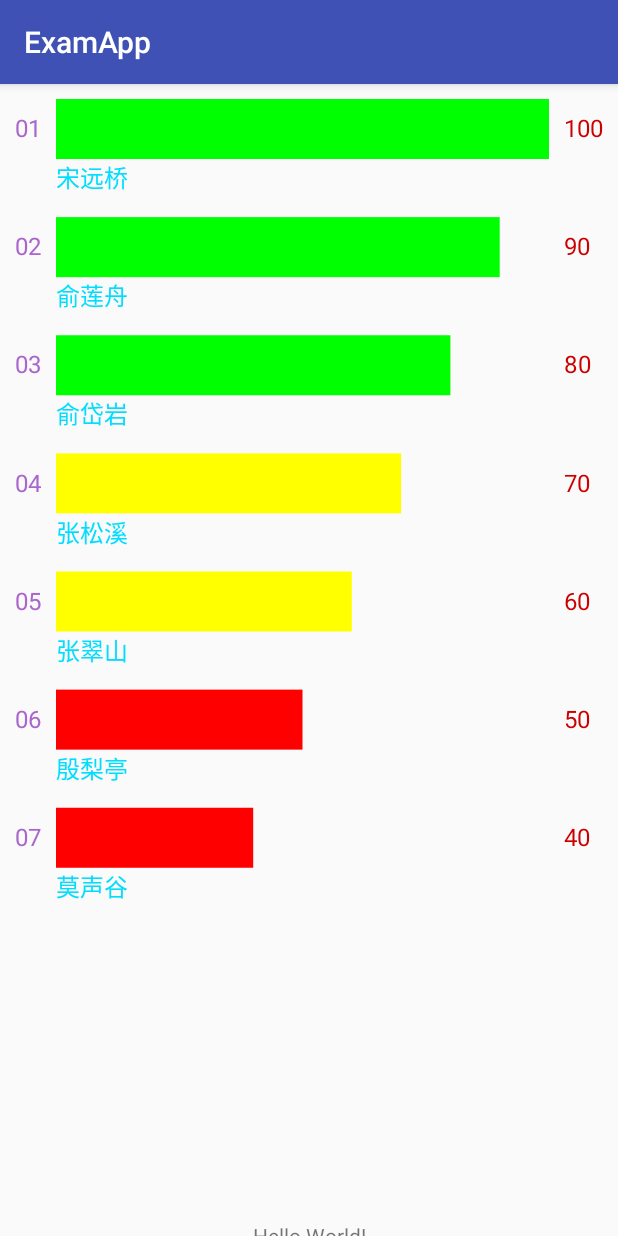
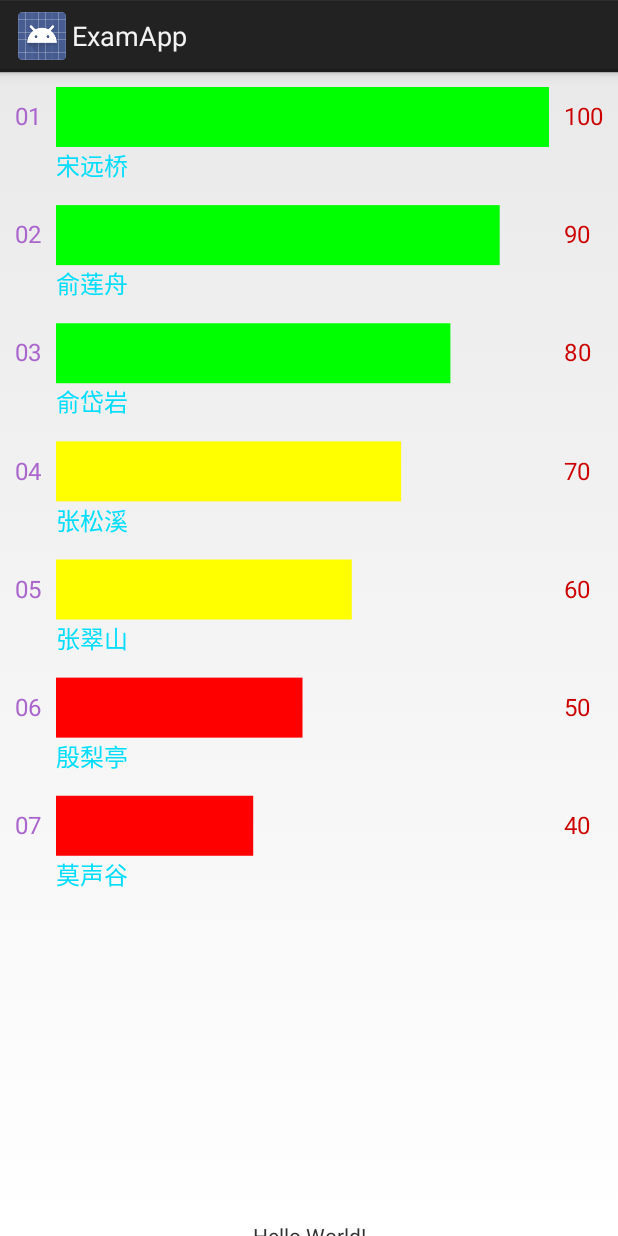
Before and after one commit to yuanchaowhut/RankView, an Android app: the screen it shows after launch (MainActivity), on a phone screen of 412 x 824 dp. Run offline under Robolectric (Android 15) with nearby library versions, the phone set to English and light mode, and no system bars.

```diff
--- a/app/build.gradle
+++ b/app/build.gradle
@@ -26,8 +26,6 @@ repositories {
 
 dependencies {
     implementation fileTree(dir: 'libs', include: ['*.jar'])
-    implementation 'com.android.support:appcompat-v7:26.1.0'
-    implementation 'com.android.support.constraint:constraint-layout:1.1.0'
     testImplementation 'junit:junit:4.12'
     androidTestImplementation 'com.android.support.test:runner:1.0.1'
     androidTestImplementation 'com.android.support.test.espresso:espresso-core:3.0.1'
--- a/app/src/main/AndroidManifest.xml
+++ b/app/src/main/AndroidManifest.xml
@@ -8,7 +8,7 @@
         android:label="@string/app_name"
         android:roundIcon="@mipmap/ic_launcher_round"
         android:supportsRtl="true"
-        android:theme="@style/AppTheme">
+        android:theme="@android:style/Theme.Holo.Light.DarkActionBar">
         <activity android:name=".MainActivity">
             <intent-filter>
                 <action android:name="android.intent.action.MAIN" />
--- a/app/src/main/java/cn/com/egova/examapp/MainActivity.java
+++ b/app/src/main/java/cn/com/egova/examapp/MainActivity.java
@@ -1,14 +1,16 @@
 package cn.com.egova.examapp;
 
+import android.app.Activity;
 import android.graphics.Color;
 import android.os.Bundle;
-import android.support.v7.app.AppCompatActivity;
+
 import java.util.ArrayList;
 import java.util.List;
+
 import cn.com.egova.rankview.view.RankView;
 
 
-public class MainActivity extends AppCompatActivity {
+public class MainActivity extends Activity {
     private RankView rankView;
 
     @Override
--- a/app/src/main/res/values/styles.xml
+++ b/app/src/main/res/values/styles.xml
@@ -1,11 +1,11 @@
 <resources>
 
     <!-- Base application theme. -->
-    <style name="AppTheme" parent="Theme.AppCompat.Light.DarkActionBar">
-        <!-- Customize your theme here. -->
-        <item name="colorPrimary">@color/colorPrimary</item>
-        <item name="colorPrimaryDark">@color/colorPrimaryDark</item>
-        <item name="colorAccent">@color/colorAccent</item>
-    </style>
+    <!--<style name="AppTheme" parent="Theme.AppCompat.Light.DarkActionBar">-->
+        <!--&lt;!&ndash; Customize your theme here. &ndash;&gt;-->
+        <!--<item name="colorPrimary">@color/colorPrimary</item>-->
+        <!--<item name="colorPrimaryDark">@color/colorPrimaryDark</item>-->
+        <!--<item name="colorAccent">@color/colorAccent</item>-->
+    <!--</style>-->
 
 </resources>
--- a/rankview/build.gradle
+++ b/rankview/build.gradle
@@ -26,9 +26,4 @@ android {
 
 dependencies {
     implementation fileTree(dir: 'libs', include: ['*.jar'])
-
-    implementation 'com.android.support:appcompat-v7:26.1.0'
-    testImplementation 'junit:junit:4.12'
-    androidTestImplementation 'com.android.support.test:runner:1.0.1'
-    androidTestImplementation 'com.android.support.test.espresso:espresso-core:3.0.1'
 }
--- a/rankview/src/main/java/cn/com/egova/rankview/view/RankView.java
+++ b/rankview/src/main/java/cn/com/egova/rankview/view/RankView.java
@@ -5,7 +5,6 @@ import android.content.res.TypedArray;
 import android.graphics.Canvas;
 import android.graphics.Color;
 import android.graphics.Paint;
-import android.support.annotation.Nullable;
 import android.text.TextUtils;
 import android.util.AttributeSet;
 import android.util.Log;
@@ -57,11 +56,11 @@ public class RankView extends View {
         this(context, null);
     }
 
-    public RankView(Context context, @Nullable AttributeSet attrs) {
+    public RankView(Context context, AttributeSet attrs) {
         this(context, attrs, 0);
     }
 
-    public RankView(Context context, @Nullable AttributeSet attrs, int defStyleAttr) {
+    public RankView(Context context, AttributeSet attrs, int defStyleAttr) {
         super(context, attrs, defStyleAttr);
         mContext = context;
 
```
Also changed, not shown: 1 other file.
